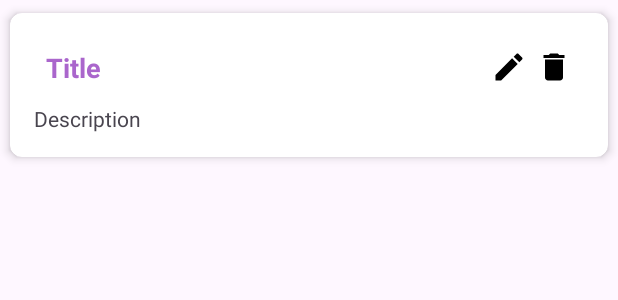
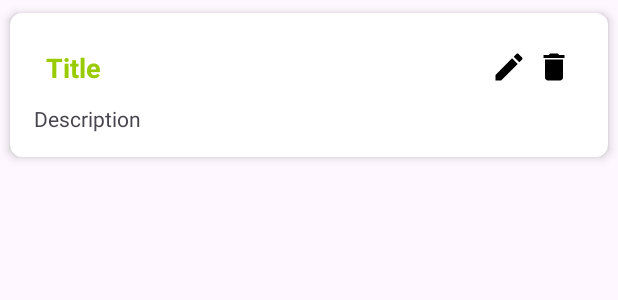
Before and after one commit to varunshanagapati/MyList, an Android app: the layout taskitem.xml on its own in the app's theme, with its tools: preview values and no code run, on a phone screen of 412 x 824 dp. Shown: the top 300 px of the screen. Run offline under Robolectric (Android 15) with nearby library versions, the phone set to English and light mode, and no system bars.

Commit message:
Update taskitem.xml
Color Change

```diff
--- a/app/src/main/res/layout/taskitem.xml
+++ b/app/src/main/res/layout/taskitem.xml
@@ -21,7 +21,7 @@
                 android:layout_width="wrap_content"
                 android:layout_height="wrap_content"
                 android:text="Title"
-                android:textColor="@android:color/holo_purple"
+                android:textColor="@android:color/holo_green_light"
                 android:textSize="18sp"
                 android:textStyle="bold"/>
             <ImageView
```
